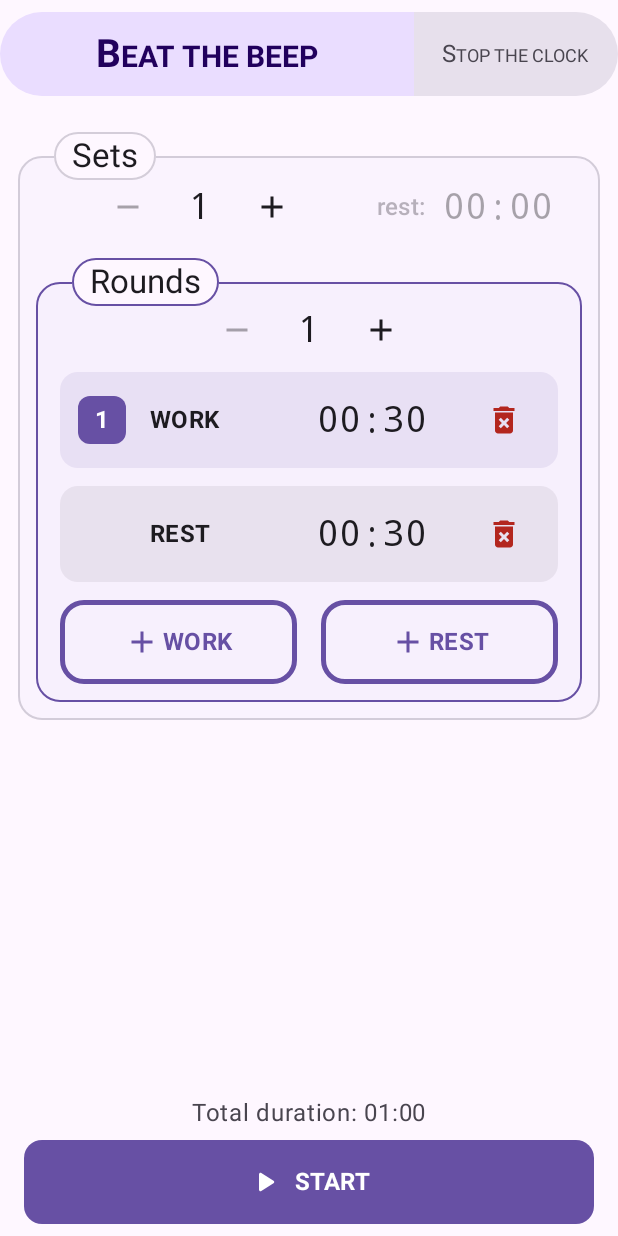
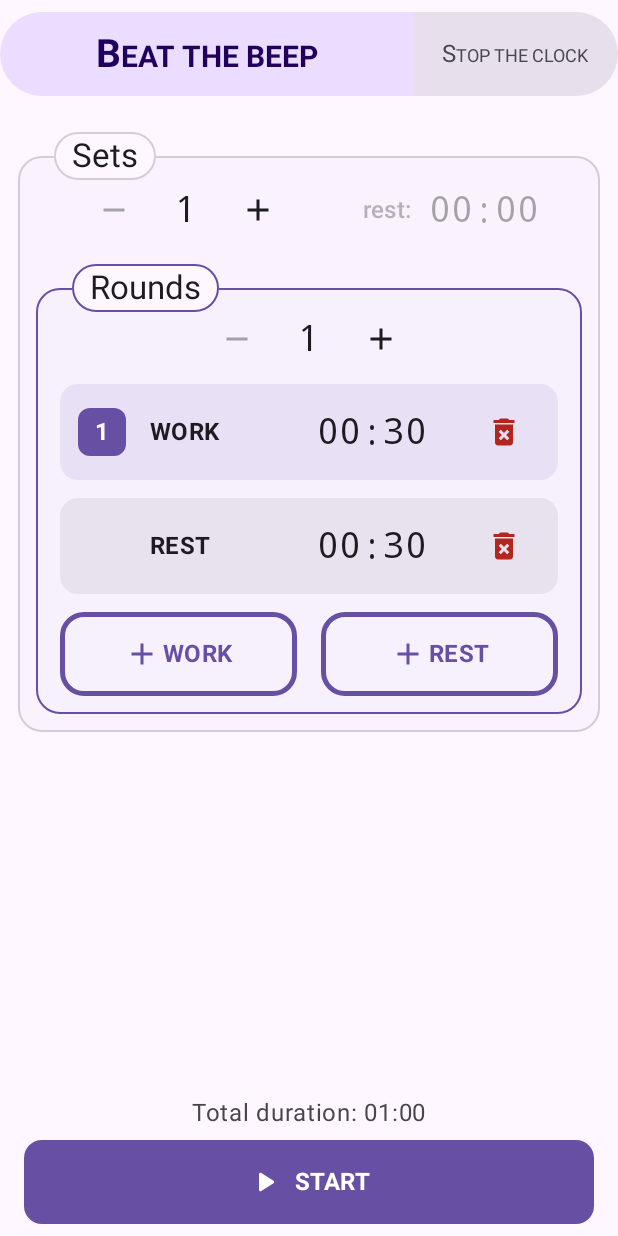
Before and after one commit to baccours/kronos, an Android app built with Jetpack Compose: the screen it shows after launch (MainActivity), on a phone screen of 412 x 824 dp. Run offline under Robolectric (Android 15) with nearby library versions, the phone set to English and light mode, and no system bars.

Commit message:
C patch #6

```diff
--- a/app/src/main/java/com/baccours/kronos/engine/WorkoutController.kt
+++ b/app/src/main/java/com/baccours/kronos/engine/WorkoutController.kt
@@ -58,11 +58,11 @@ class WorkoutController(
     val status: TimerStatus get() = engine?.status ?: TimerStatus.NOT_STARTED
     val isActive: Boolean get() = status == TimerStatus.RUNNING || status == TimerStatus.PAUSED
 
-    /** Starts workout with [config]. Returns false if already active. */
+    /** Starts workout with [config], which must be valid (see [TimerConfig.sanitized]). Returns false if already active. */
     fun start(config: TimerConfig): Boolean {
         if (isActive) return false
         scheduler.cancel()
-        val newEngine = TimerEngine(config.sanitized())
+        val newEngine = TimerEngine(config)
         engine = newEngine
         cues.prepare(newEngine.speechNeeded())
         publish(newEngine.start(clock()))
--- a/app/src/main/java/com/baccours/kronos/model/TimerModels.kt
+++ b/app/src/main/java/com/baccours/kronos/model/TimerModels.kt
@@ -24,6 +24,13 @@ data class IndexedTask(
     val displayIndex: Int
 )
 
+/** Numbers tasks independently per type (WORK 1, REST 1, WORK 2...). */
+fun List<Task>.numbered(): List<IndexedTask> {
+    var work = 0
+    var rest = 0
+    return map { IndexedTask(it, if (it.type == TaskType.WORK) ++work else ++rest) }
+}
+
 @Serializable
 data class TimerConfig(
     val mode: TimerMode = TimerMode.TIMER,
@@ -36,18 +43,6 @@ data class TimerConfig(
     val rounds: Int = 1,
     val tasks: List<Task> = listOf(Task(type = TaskType.WORK), Task(type = TaskType.REST)),
 ) {
-    /** Task items numbered independently by type. Computed once per instance (not serialized). */
-    val indexedTasks: List<IndexedTask> by lazy {
-        var workCount = 0
-        var restCount = 0
-        tasks.map { task ->
-            val index = if (task.type == TaskType.WORK) ++workCount else ++restCount
-            IndexedTask(task, index)
-        }
-    }
-    val activeTotalTimeCap: Int
-        get() = if (mode == TimerMode.FOR_TIME && sets > 1) totalTimeCap.coerceAtLeast(0) else 0
-
     /** Planned total duration in seconds (excluding get-ready). */
     val totalDurationSeconds: Int
         get() {
--- a/app/src/main/java/com/baccours/kronos/ui/components/HybridStepper.kt
+++ b/app/src/main/java/com/baccours/kronos/ui/components/HybridStepper.kt
@@ -5,9 +5,8 @@ import androidx.compose.foundation.clickable
 import androidx.compose.foundation.layout.Arrangement
 import androidx.compose.foundation.layout.Box
 import androidx.compose.foundation.layout.Row
-import androidx.compose.foundation.layout.height
+import androidx.compose.foundation.layout.defaultMinSize
 import androidx.compose.foundation.layout.padding
-import androidx.compose.foundation.layout.width
 import androidx.compose.material3.Icon
 import androidx.compose.material3.IconButton
 import androidx.compose.material3.MaterialTheme
@@ -87,8 +86,7 @@ fun HybridStepper(
 
         Box(
             modifier = Modifier
-                .width(48.dp)
-                .height(48.dp)
+                .defaultMinSize(minWidth = 48.dp, minHeight = 44.dp)
                 .revealWhenActive(active)
                 .border(
                     width = 1.dp,
--- a/app/src/main/java/com/baccours/kronos/ui/components/TimeInput.kt
+++ b/app/src/main/java/com/baccours/kronos/ui/components/TimeInput.kt
@@ -3,10 +3,8 @@ package com.baccours.kronos.ui.components
 import androidx.compose.foundation.border
 import androidx.compose.foundation.clickable
 import androidx.compose.foundation.layout.Box
-import androidx.compose.foundation.layout.fillMaxWidth
-import androidx.compose.foundation.layout.height
+import androidx.compose.foundation.layout.defaultMinSize
 import androidx.compose.foundation.layout.padding
-import androidx.compose.foundation.layout.width
 import androidx.compose.material3.MaterialTheme
 import androidx.compose.material3.Text
 import androidx.compose.runtime.Composable
@@ -110,8 +108,7 @@ fun TimeInput(
     Box(
         modifier = modifier
             .alpha(if (enabled) 1f else 0.38f)
-            .width(96.dp)
-            .height(48.dp)
+            .defaultMinSize(minWidth = 96.dp, minHeight = 48.dp)
             .revealWhenActive(active)
             .border(
                 width = 1.dp,
@@ -137,7 +134,6 @@ fun TimeInput(
         }
         Text(
             text = displayString,
-            modifier = Modifier.fillMaxWidth(),
             style = textStyle,
             color = color
         )
--- a/app/src/main/java/com/baccours/kronos/ui/setup/ModeSelector.kt
+++ b/app/src/main/java/com/baccours/kronos/ui/setup/ModeSelector.kt
@@ -3,7 +3,7 @@ package com.baccours.kronos.ui.setup
 import androidx.compose.animation.core.animateFloatAsState
 import androidx.compose.foundation.BorderStroke
 import androidx.compose.foundation.layout.fillMaxWidth
-import androidx.compose.foundation.layout.height
+import androidx.compose.foundation.layout.heightIn
 import androidx.compose.material3.MaterialTheme
 import androidx.compose.material3.SegmentedButton
 import androidx.compose.material3.SegmentedButtonDefaults
@@ -48,7 +48,7 @@ internal fun ModeSelector(mode: TimerMode, onModeChange: (TimerMode) -> Unit) {
                 onClick = { onModeChange(itemMode) },
                 modifier = Modifier
                     .weight(if (itemMode == TimerMode.TIMER) timerWgt else forTimeWgt)
-                    .height(56.dp),
+                    .heightIn(min = 56.dp),
                 shape = SegmentedButtonDefaults.itemShape(index = index, count = modes.size),
                 colors = SegmentedButtonDefaults.colors(
                     activeContainerColor = MaterialTheme.colorScheme.primaryContainer,
--- a/app/src/main/java/com/baccours/kronos/ui/setup/SetupScreen.kt
+++ b/app/src/main/java/com/baccours/kronos/ui/setup/SetupScreen.kt
@@ -20,11 +20,11 @@ import androidx.compose.foundation.layout.statusBarsPadding
 import androidx.compose.foundation.layout.systemBars
 import androidx.compose.foundation.layout.width
 import androidx.compose.foundation.layout.windowInsetsPadding
-import androidx.compose.foundation.rememberScrollState
-import androidx.compose.foundation.verticalScroll
 import androidx.compose.foundation.relocation.BringIntoViewRequester
 import androidx.compose.foundation.relocation.bringIntoViewRequester
+import androidx.compose.foundation.rememberScrollState
 import androidx.compose.foundation.shape.RoundedCornerShape
+import androidx.compose.foundation.verticalScroll
 import androidx.compose.material3.Button
 import androidx.compose.material3.ButtonDefaults
 import androidx.compose.material3.Icon
@@ -56,6 +56,7 @@ import com.baccours.kronos.model.TaskType
 import com.baccours.kronos.model.TimerConfig
 import com.baccours.kronos.model.TimerMode
 import com.baccours.kronos.model.formatDuration
+import com.baccours.kronos.model.numbered
 import com.baccours.kronos.ui.components.DockedKeypad
 import com.baccours.kronos.ui.components.LocalKeypad
 import com.baccours.kronos.ui.components.rememberKeypadState
@@ -113,8 +114,6 @@ internal fun SetupScreenContent(
     actions: SetupActions
 ) {
     val scrollState = rememberScrollState()
-    val bringIntoViewRequester = remember { BringIntoViewRequester() }
-    var previousTaskCount by remember { mutableIntStateOf(uiState.tasks.size) }
 
     // Screen keypad state
     val keypad = rememberKeypadState()
@@ -125,14 +124,6 @@ internal fun SetupScreenContent(
     }
     // Commit pending input on back press
     BackHandler(enabled = keypad.isOpen) { keypad.commitAndClose() }
-
-    LaunchedEffect(uiState.tasks.size) {
-        if (uiState.tasks.size > previousTaskCount) {
-            // Scroll to bottom when tasks are added
-            bringIntoViewRequester.bringIntoView()
-        }
-        previousTaskCount = uiState.tasks.size
-    }
 
     val isTimerMode = uiState.mode == TimerMode.TIMER
 
@@ -199,57 +190,7 @@ internal fun SetupScreenContent(
                                 rounds = uiState.rounds,
                                 onRoundsChange = actions.updateRounds
                             ) {
-                                Column(
-                                    verticalArrangement = Arrangement.spacedBy(12.dp)
-                                ) {
-                                    uiState.indexedTasks.forEach { indexedTask ->
-                                        key(indexedTask.task.id) {
-                                            Box(
-                                                modifier = Modifier.animateContentSize()
-                                            ) {
-                                                val taskFieldId = "task_" + indexedTask.task.id
-                                                TaskRow(
-                                                    fieldId = taskFieldId,
-                                                    index = indexedTask.displayIndex,
-                                                    type = indexedTask.task.type,
-                                                    durationSeconds = indexedTask.task.durationSeconds,
-                                                    onDurationChange = {
-                                                        actions.updateTaskDuration(
-                                                            indexedTask.task.id,
-                                                            it
-                                                        )
-                                                    },
-                                                    onDelete = {
-                                                        keypad.cancelIf(taskFieldId)
-                                                        actions.removeTask(indexedTask.task.id)
-                                                    }
-                                                )
-                                            }
-                                        }
-                                    }
-
-                                    Row(
-                                        modifier = Modifier
-                                            .fillMaxWidth()
-                                            .bringIntoViewRequester(bringIntoViewRequester),
-                                        horizontalArrangement = Arrangement.spacedBy(16.dp),
-                                        verticalAlignment = Alignment.CenterVertically
-                                    ) {
-                                        val canAddTask = uiState.tasks.size < TimerConfig.MAX_TASKS
-                                        TaskActionButton(
-                                            text = stringResource(R.string.setup_add_work),
-                                            onClick = { actions.addTask(TaskType.WORK) },
-                                            modifier = Modifier.weight(1.0f),
-                                            enabled = canAddTask
-                                        )
-                                        TaskActionButton(
-                                            text = stringResource(R.string.setup_add_rest),
-                                            onClick = { actions.addTask(TaskType.REST) },
-                                            modifier = Modifier.weight(1.0f),
-                                            enabled = canAddTask
-                                        )
-                                    }
-                                }
+                                TaskList(uiState, actions)
                             }
                         }
                     }
@@ -265,6 +206,62 @@ internal fun SetupScreenContent(
                     }
                 }
             }
+        }
+    }
+}
+
+/** Task rows plus the add buttons; scrolls the buttons into view when a task is added. */
+@Composable
+private fun TaskList(config: TimerConfig, actions: SetupActions) {
+    val keypad = LocalKeypad.current
+    val addButtons = remember { BringIntoViewRequester() }
+    val numbered = remember(config.tasks) { config.tasks.numbered() }
+    var previousCount by remember { mutableIntStateOf(config.tasks.size) }
+
+    LaunchedEffect(config.tasks.size) {
+        if (config.tasks.size > previousCount) addButtons.bringIntoView()
+        previousCount = config.tasks.size
+    }
+
+    Column(verticalArrangement = Arrangement.spacedBy(12.dp)) {
+        numbered.forEach { (task, displayIndex) ->
+            key(task.id) {
+                Box(modifier = Modifier.animateContentSize()) {
+                    val fieldId = "task_" + task.id
+                    TaskRow(
+                        fieldId = fieldId,
+                        index = displayIndex,
+                        type = task.type,
+                        durationSeconds = task.durationSeconds,
+                        onDurationChange = { actions.updateTaskDuration(task.id, it) },
+                        onDelete = {
+                            keypad?.cancelIf(fieldId)
+                            actions.removeTask(task.id)
+                        }
+                    )
+                }
+            }
+        }
+        Row(
+            modifier = Modifier
+                .fillMaxWidth()
+                .bringIntoViewRequester(addButtons),
+            horizontalArrangement = Arrangement.spacedBy(16.dp),
+            verticalAlignment = Alignment.CenterVertically
+        ) {
+            val canAddTask = config.tasks.size < TimerConfig.MAX_TASKS
+            TaskActionButton(
+                text = stringResource(R.string.setup_add_work),
+                onClick = { actions.addTask(TaskType.WORK) },
+                modifier = Modifier.weight(1f),
+                enabled = canAddTask
+            )
+            TaskActionButton(
+                text = stringResource(R.string.setup_add_rest),
+                onClick = { actions.addTask(TaskType.REST) },
+                modifier = Modifier.weight(1f),
+                enabled = canAddTask
+            )
         }
     }
 }
--- a/app/src/main/java/com/baccours/kronos/ui/setup/SetupSections.kt
+++ b/app/src/main/java/com/baccours/kronos/ui/setup/SetupSections.kt
@@ -12,6 +12,7 @@ import androidx.compose.foundation.layout.Row
 import androidx.compose.foundation.layout.Spacer
 import androidx.compose.foundation.layout.fillMaxWidth
 import androidx.compose.foundation.layout.height
+import androidx.compose.foundation.layout.heightIn
 import androidx.compose.foundation.layout.offset
 import androidx.compose.foundation.layout.padding
 import androidx.compose.foundation.layout.width
@@ -81,7 +82,7 @@ internal fun SetsSection(
     ) {
         Row(
             modifier = Modifier.fillMaxWidth()
-                .height(44.dp),
+                .heightIn(min = 44.dp),
             verticalAlignment = Alignment.CenterVertically
         ) {
             HybridStepper(
@@ -89,10 +90,10 @@ internal fun SetsSection(
                 value = sets,
                 onValueChange = onSetsChange,
                 range = 1..TimerConfig.MAX_SETS,
-                modifier = Modifier.weight(1.2f)
+                modifier = Modifier.weight(1.1f)
             )
             Row(
-                modifier = Modifier.weight(0.8f),
+                modifier = Modifier.weight(0.9f),
                 verticalAlignment = Alignment.CenterVertically,
                 horizontalArrangement = Arrangement.Center
             ) {
@@ -163,7 +164,7 @@ internal fun RoundsSection(
             range = 1..TimerConfig.MAX_ROUNDS,
             modifier = Modifier.fillMaxWidth()
                 .offset(y = (-2).dp)
-                .height(44.dp)
+                .heightIn(min = 44.dp)
         )
         Spacer(modifier = Modifier.height(4.dp))
         content()
--- a/app/src/main/res/values/strings.xml
+++ b/app/src/main/res/values/strings.xml
@@ -30,6 +30,7 @@
     <string name="stepper_increase">Increase</string>
     <string name="edit_value">Edit value</string>
     <string name="unit_min">min</string>
+    <string name="keypad_n_min">%1$d min</string>
     <string name="keypad_ok">OK</string>
     <string name="keypad_delete">Delete</string>
     <string name="keypad_clear">Clear</string>
```
Also changed, not shown: app/src/main/java/com/baccours/kronos/engine/TimerEngine.kt (+6 -4 lines), app/src/main/java/com/baccours/kronos/ui/components/Keypad.kt (+7 -2 lines), app/src/main/java/com/baccours/kronos/ui/running/RunningComponents.kt (+9 -21 lines), app/src/main/java/com/baccours/kronos/ui/setup/SetupViewModel.kt (+13 -20 lines), 2 other files.
